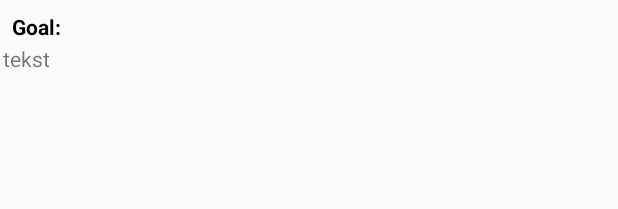
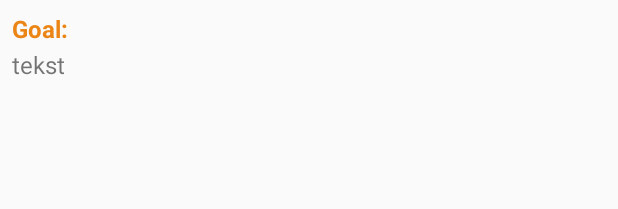
Before and after one commit to arjangosens/MDODAndroid, an Android app: the layout activity_row_risk.xml on its own in the app's theme, with its tools: preview values and no code run, on a phone screen of 412 x 824 dp. Shown: the top 209 px of the screen. Run offline under Robolectric (Android 15) with nearby library versions, the phone set to English and light mode, and no system bars; network calls fail.

Commit message:
style and layout changes

```diff
--- a/app/src/main/java/com/project/avans/mdodandroid/object_classes/Goal.java
+++ b/app/src/main/java/com/project/avans/mdodandroid/object_classes/Goal.java
@@ -14,6 +14,10 @@ public class Goal implements Serializable {
 
     public String getGoalID() {
         return goalID;
+    }
+
+    public String getGoal() {
+        return goal;
     }
 
     public void setGoal(String goal) {
--- a/app/src/main/java/com/project/avans/mdodandroid/object_classes/Risk.java
+++ b/app/src/main/java/com/project/avans/mdodandroid/object_classes/Risk.java
@@ -22,6 +22,10 @@ public class Risk implements Serializable {
         return RiskID;
     }
 
+    public String getRisk() {
+        return Risk;
+    }
+
     public void setRisk(String risk) {
         Risk = risk;
     }
--- a/app/src/main/res/layout/activity_row_risk.xml
+++ b/app/src/main/res/layout/activity_row_risk.xml
@@ -13,7 +13,8 @@
         android:layout_marginStart="8dp"
         android:layout_marginTop="8dp"
         android:text="@string/goal"
-        android:textColor="@android:color/black"
+        android:textColor="@color/coloraccent"
+        android:textSize="16sp"
         android:textStyle="bold"
         app:layout_constraintStart_toStartOf="parent"
         app:layout_constraintTop_toTopOf="parent" />
@@ -22,12 +23,11 @@
         android:id="@+id/RiskRow"
         android:layout_width="0dp"
         android:layout_height="wrap_content"
-        android:layout_marginEnd="2dp"
-        android:layout_marginStart="2dp"
+        android:layout_marginEnd="8dp"
         android:layout_marginTop="2dp"
+        android:textSize="16sp"
         app:layout_constraintEnd_toEndOf="parent"
-        app:layout_constraintHorizontal_bias="0.0"
-        app:layout_constraintStart_toStartOf="parent"
+        app:layout_constraintStart_toStartOf="@+id/textView_row"
         app:layout_constraintTop_toBottomOf="@+id/textView_row"
         tools:text="tekst" />
 </android.support.constraint.ConstraintLayout>
--- a/app/src/main/res/layout/activity_row_usersettings.xml
+++ b/app/src/main/res/layout/activity_row_usersettings.xml
@@ -14,7 +14,7 @@
         android:layout_marginStart="8dp"
         android:layout_marginTop="8dp"
         android:text="[Type]"
-        android:textColor="@color/coloraccent"
+        android:textColor="@android:color/holo_blue_dark"
         android:textStyle="bold"
         app:layout_constraintEnd_toEndOf="parent"
         app:layout_constraintHorizontal_bias="0.0"
--- a/app/src/main/res/values/strings.xml
+++ b/app/src/main/res/values/strings.xml
@@ -52,8 +52,8 @@
     <string name="deleteAccountConfirm">Yes, delete my account</string>
     <string name="risk">risk</string>
     <string name="risk_update">update risk</string>
-
     <string name="somethingWentWrong">Something went wrong, your goal hasn\'t been added</string>
     <string name="somethingWentWrong2">Something went wrong, your goal hasn\'t been changed</string>
     <string name="goal">Goal: </string>
+    <string name="changeGoal">Change my goal</string>
 </resources>
```
Also changed, not shown: app/src/main/java/com/project/avans/mdodandroid/MyPersonalGoalsActivity.java (+13 -7 lines), app/src/main/java/com/project/avans/mdodandroid/MyPersonalRiskActivity.java (+11 -6 lines), 1 other file.
